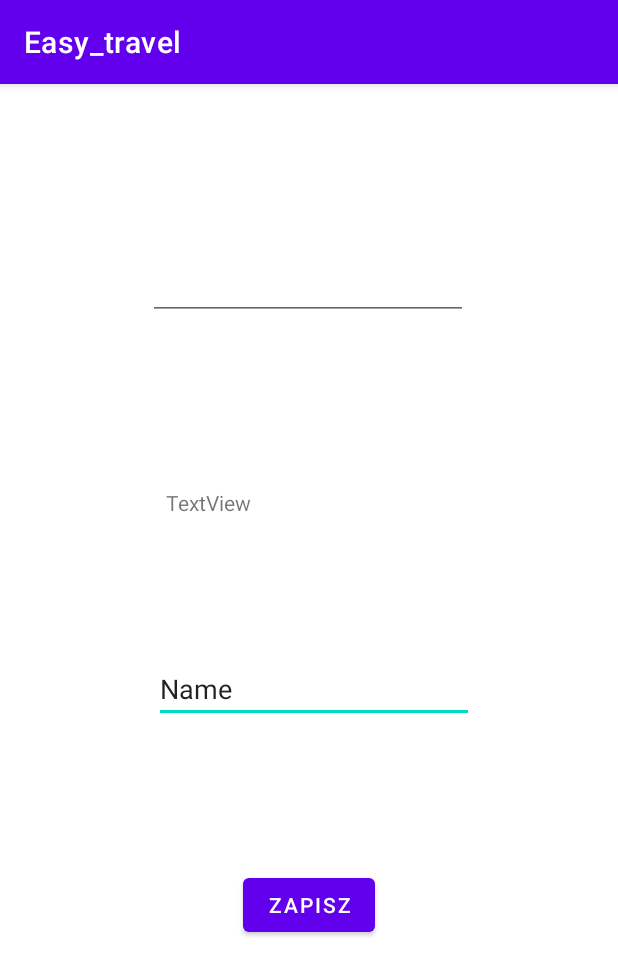
After one commit to bartoszszostakiewicz/Easy_travel, an Android app: the Database_test screen opened directly, with no data from a screen before it, on a phone screen of 412 x 824 dp. The commit adds this screen. Shown: the top 975 px of the screen. Run offline under Robolectric (Android 15) with nearby library versions, the phone set to English and light mode, and no system bars; our stand-ins replace Firebase (no records; nobody signed in at launch, a user with empty details on screens opened directly).

Commit message:
add user class, test activity to db

```diff
--- a/Easy_Travel/app/build.gradle
+++ b/Easy_Travel/app/build.gradle
@@ -3,6 +3,7 @@ plugins {
     id 'org.jetbrains.kotlin.android'
     id 'kotlin-android-extensions'
     id 'com.google.android.libraries.mapsplatform.secrets-gradle-plugin'
+    id 'com.google.gms.google-services'
 }
 
 android {
@@ -40,6 +41,7 @@ dependencies {
     implementation 'androidx.appcompat:appcompat:1.5.1'
     implementation 'com.google.android.material:material:1.7.0'
     implementation 'androidx.constraintlayout:constraintlayout:2.1.4'
+    implementation 'com.google.firebase:firebase-database:20.1.0'
     testImplementation 'junit:junit:4.13.2'
     androidTestImplementation 'androidx.test.ext:junit:1.1.4'
     androidTestImplementation 'androidx.test.espresso:espresso-core:3.5.0'
--- a/Easy_Travel/app/src/main/AndroidManifest.xml
+++ b/Easy_Travel/app/src/main/AndroidManifest.xml
@@ -4,12 +4,9 @@
 
     <uses-permission android:name="android.permission.INTERNET" />
     <uses-permission android:name="android.permission.ACCESS_NETWORK_STATE" />
-    <uses-permission android:name="android.permission.ACCESS_WIFI_STATE"/>
+    <uses-permission android:name="android.permission.ACCESS_WIFI_STATE" />
 
     <application
-
-
-
         android:allowBackup="true"
         android:dataExtractionRules="@xml/data_extraction_rules"
         android:fullBackupContent="@xml/backup_rules"
@@ -19,10 +16,18 @@
         android:supportsRtl="true"
         android:theme="@style/Theme.Easy_travel"
         tools:targetApi="31">
+        <activity
+            android:name=".Database_test"
+            android:exported="false">
+            <meta-data
+                android:name="android.app.lib_name"
+                android:value="" />
+        </activity>
 
         <meta-data
             android:name="com.google.android.geo.API_KEY"
             android:value="${GOOGLE_MAPS_API_KEY}" />
+
         <activity
             android:name=".ListaWycieczek"
             android:exported="false">
@@ -30,14 +35,13 @@
                 android:name="android.app.lib_name"
                 android:value="" />
         </activity>
-
-        <activity android:name=".MenuActivity"
+        <activity
+            android:name=".MenuActivity"
             android:exported="false">
             <meta-data
                 android:name="android.app.lib_name"
                 android:value="" />
         </activity>
-
         <activity
             android:name=".MainActivity"
             android:exported="true">
--- /dev/null
+++ b/Easy_Travel/app/src/main/java/com/example/easy_travel/Database_test.kt
@@ -0,0 +1,53 @@
+package com.example.easy_travel
+
+import androidx.appcompat.app.AppCompatActivity
+import android.os.Bundle
+import android.util.Log
+import android.widget.TextView
+import androidx.constraintlayout.widget.Constraints.TAG
+import com.google.firebase.database.*
+
+
+class Database_test : AppCompatActivity() {
+    override fun onCreate(savedInstanceState: Bundle?) {
+        super.onCreate(savedInstanceState)
+        setContentView(R.layout.activity_database_test)
+
+        val db:FirebaseDatabase = FirebaseDatabase.getInstance()
+        val myRef: DatabaseReference = db.getReference("users").push()
+
+        var user = User()
+
+        user.setName("Michał")
+        user.setLastname("Nowak")
+        user.setPesel("01230306072")
+
+        myRef.setValue(user)
+
+
+        /**
+        myRef.addValueEventListener(object : ValueEventListener {
+            override fun onDataChange(dataSnapshot: DataSnapshot) {
+                // This method is called once with the initial value and again
+                // whenever data at this location is updated.
+                val value = dataSnapshot.getValue(User::class.java)
+
+                var name = findViewById<TextView>(R.id.textView4)
+
+                name.setText(value?.getName())
+
+            }
+
+            override fun onCancelled(error: DatabaseError) {
+                // Failed to read value
+                Log.w(TAG, "Failed to read value.", error.toException())
+            }
+        })
+        **/
+
+
+
+
+
+    }
+}
--- a/Easy_Travel/app/src/main/java/com/example/easy_travel/MenuActivity.kt
+++ b/Easy_Travel/app/src/main/java/com/example/easy_travel/MenuActivity.kt
@@ -1,6 +1,8 @@
 package com.example.easy_travel
 
+import android.content.Intent
 import android.os.Bundle
+import android.widget.Button
 import androidx.appcompat.app.AppCompatActivity
 
 
@@ -8,5 +10,14 @@ class MenuActivity : AppCompatActivity() {
     override fun onCreate(savedInstanceState: Bundle?) {
         super.onCreate(savedInstanceState)
         setContentView(R.layout.activity_main_map)
+
+        var btn = findViewById<Button>(R.id.button5)
+
+        btn.setOnClickListener{
+            var database_test: Intent = Intent(applicationContext,Database_test::class.java)
+            startActivity(database_test)
+
+        }
+
     }
 }
--- /dev/null
+++ b/Easy_Travel/app/src/main/java/com/example/easy_travel/User.kt
@@ -0,0 +1,58 @@
+package com.example.easy_travel
+
+
+
+
+class User {
+
+    private lateinit var name:String
+    private lateinit var lastname:String
+    private lateinit var pesel:String
+    //private lateinit var login:String
+
+
+    fun setName(name:String){
+        this.name=name;
+    }
+
+    fun setLastname(lastname:String){
+        this.lastname=lastname
+    }
+
+    fun setPesel(pesel:String){
+            this.pesel=pesel
+        if(!check_pesel()){
+            throw Exception("Pesel is not correct")
+            this.pesel= null.toString()
+        }
+
+    }
+
+    fun getName(): String {
+        return name
+    }
+
+    fun getLastname(): String {
+        return lastname
+    }
+
+    fun getPesel(): String {
+        return pesel
+    }
+
+
+    private fun check_pesel():Boolean{
+
+            var weight = arrayOf(1,3,7,9,1,3,7,9,1,3)
+            val peselListInt = pesel.toList().map { it.toString().toInt() }
+            var control_sum = 0
+
+            if(pesel.length==11){
+                for(i in 0..9) control_sum += peselListInt[i]*weight[i]
+                if(10-(control_sum%10)==peselListInt[10]) return true
+            }
+            return false
+        }
+
+
+}
--- /dev/null
+++ b/Easy_Travel/app/src/main/res/layout/activity_database_test.xml
@@ -0,0 +1,58 @@
+<?xml version="1.0" encoding="utf-8"?>
+<androidx.constraintlayout.widget.ConstraintLayout xmlns:android="http://schemas.android.com/apk/res/android"
+    xmlns:app="http://schemas.android.com/apk/res-auto"
+    xmlns:tools="http://schemas.android.com/tools"
+    android:layout_width="match_parent"
+    android:layout_height="match_parent"
+    tools:context=".Database_test">
+
+    <Button
+        android:id="@+id/save"
+        android:layout_width="wrap_content"
+        android:layout_height="wrap_content"
+        android:text="Zapisz"
+        app:layout_constraintBottom_toBottomOf="parent"
+        app:layout_constraintEnd_toEndOf="parent"
+        app:layout_constraintStart_toStartOf="parent"
+        app:layout_constraintTop_toBottomOf="@+id/textView4" />
+
+    <EditText
+        android:id="@+id/editTextTextPersonName"
+        android:layout_width="wrap_content"
+        android:layout_height="wrap_content"
+        android:ems="10"
+        android:inputType="textPersonName"
+        android:text="Name"
+        app:layout_constraintBottom_toBottomOf="parent"
+        app:layout_constraintEnd_toEndOf="parent"
+        app:layout_constraintHorizontal_bias="0.517"
+        app:layout_constraintStart_toStartOf="parent"
+        app:layout_constraintTop_toTopOf="parent"
+        app:layout_constraintVertical_bias="0.527" />
+
+    <EditText
+        android:id="@+id/editTextTextEmailAddress"
+        android:layout_width="wrap_content"
+        android:layout_height="wrap_content"
+        android:layout_marginBottom="112dp"
+        android:ems="10"
+        android:inputType="textEmailAddress"
+        app:layout_constraintBottom_toTopOf="@+id/textView4"
+        app:layout_constraintEnd_toEndOf="parent"
+        app:layout_constraintHorizontal_bias="0.497"
+        app:layout_constraintStart_toStartOf="parent"
+        app:layout_constraintTop_toTopOf="parent"
+        app:layout_constraintVertical_bias="1.0" />
+
+    <TextView
+        android:id="@+id/textView4"
+        android:layout_width="204dp"
+        android:layout_height="57dp"
+        android:text="TextView"
+        app:layout_constraintBottom_toTopOf="@+id/editTextTextPersonName"
+        app:layout_constraintEnd_toEndOf="parent"
+        app:layout_constraintHorizontal_bias="0.531"
+        app:layout_constraintStart_toStartOf="parent"
+        app:layout_constraintTop_toTopOf="parent"
+        app:layout_constraintVertical_bias="0.832" />
+</androidx.constraintlayout.widget.ConstraintLayout>
--- a/Easy_Travel/build.gradle
+++ b/Easy_Travel/build.gradle
@@ -11,6 +11,7 @@ buildscript {
         classpath 'com.android.tools.build:gradle:7.2.2'
         classpath "org.jetbrains.kotlin:kotlin-gradle-plugin:$kotlin_version"
         classpath "com.google.android.libraries.mapsplatform.secrets-gradle-plugin:secrets-gradle-plugin:2.0.1"
+        classpath 'com.google.gms:google-services:4.3.14'
     }
 }
 
```
Also changed, not shown: 1 other file.
